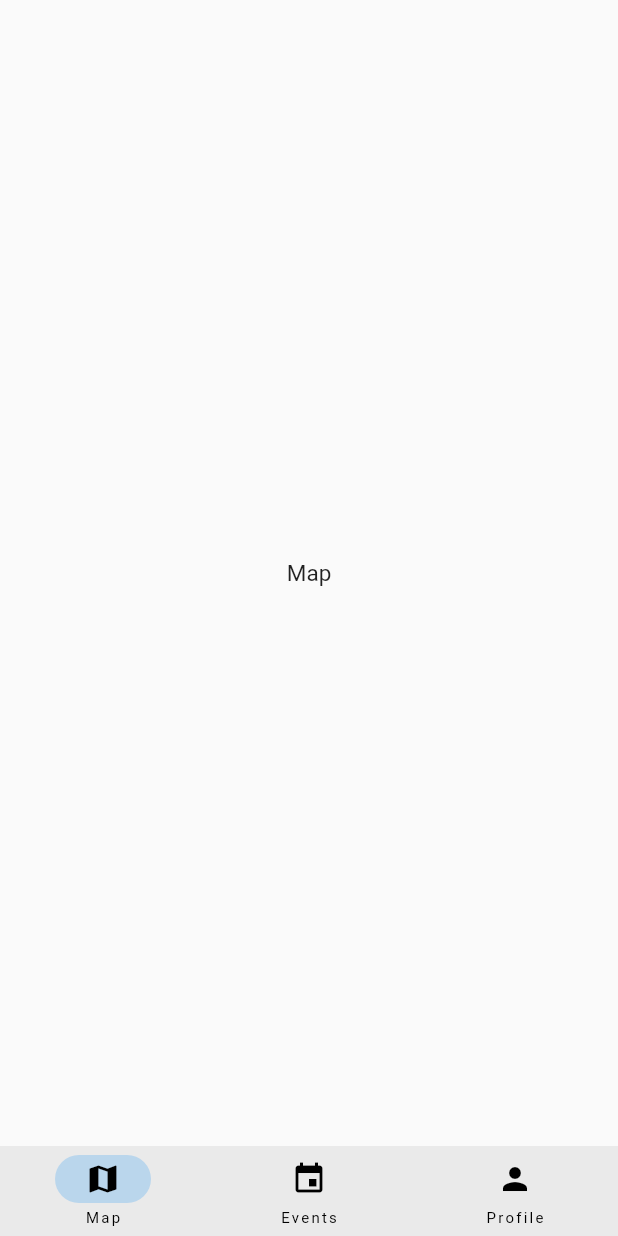
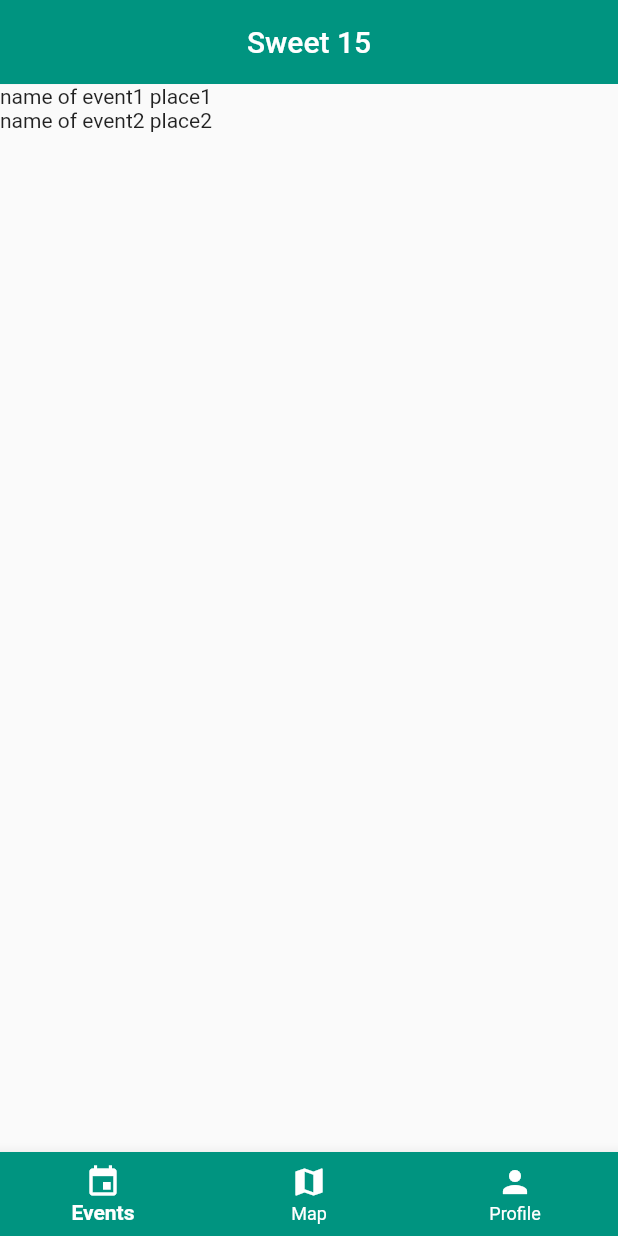
Before and after one commit to Kaldesyvon/sweet-fifteen, a Flutter app: the screen it shows after launch, on a phone screen of 412 x 824 dp. Run offline on Flutter 3.47's test engine with Material 2 defaults, Android fonts, the light colour scheme and no system bars.

Commit message:
refactor navbar + events working

```diff
--- /dev/null
+++ b/sweetfifteen/lib/event.dart
@@ -0,0 +1,24 @@
+import 'package:flutter/material.dart';
+import 'package:sweetfifteen/events.dart';
+
+
+class Event extends StatefulWidget {
+  final String eventName;
+  final String eventPlace;
+
+  const Event({super.key, required this.eventName, required this.eventPlace});
+
+  @override
+  State<StatefulWidget> createState() {
+    return _EventState();
+  }
+}
+
+class _EventState extends State<Event> {
+  _EventState();
+
+  @override
+  Widget build(BuildContext context) {
+    return Text("${widget.eventName} ${widget.eventPlace}");
+  }
+}
--- /dev/null
+++ b/sweetfifteen/lib/events.dart
@@ -0,0 +1,26 @@
+import 'package:flutter/material.dart';
+
+import 'event.dart';
+
+class EventsPage extends StatefulWidget {
+  const EventsPage({super.key});
+
+  @override
+  State<StatefulWidget> createState() {
+    return _EventsPageState();
+  }
+}
+
+class _EventsPageState extends State<EventsPage> {
+  final events = [
+    const Event(eventName: "name of event1", eventPlace: "place1"),
+    const Event(eventName: "name of event2", eventPlace: "place2")
+  ];
+
+  @override
+  Widget build(BuildContext context) {
+    return ListView(
+        children: events
+      );
+  }
+}
--- a/sweetfifteen/lib/main.dart
+++ b/sweetfifteen/lib/main.dart
@@ -1,4 +1,5 @@
 import 'package:flutter/material.dart';
+import 'package:sweetfifteen/events.dart';
 
 void main() {
   runApp(const MainPage());
@@ -16,8 +17,8 @@ class MainPage extends StatefulWidget {
 class _MainPageState extends State<MainPage> {
   int index = 0;
   final pages = [
+    const EventsPage(),
     const Center(child: Text('Map', style: TextStyle(fontSize: 15))),
-    const Center(child: Text('Events', style: TextStyle(fontSize: 15))),
     const Center(child: Text('Profile', style: TextStyle(fontSize: 15)))
   ];
 
@@ -25,18 +26,31 @@ class _MainPageState extends State<MainPage> {
   Widget build(BuildContext context) {
     return MaterialApp(
         home: Scaffold(
+          appBar: AppBar(
+            elevation: 0.1,
+            backgroundColor: const Color.fromRGBO(0, 148, 128, 1.0),
+            title: const Center(child: Text('Sweet 15')),
+          ),
         body: pages[index],
-        bottomNavigationBar: NavigationBar(
-          height: 60,
-          selectedIndex: index,
-          onDestinationSelected: (index) {
+        bottomNavigationBar: BottomNavigationBar(
+          currentIndex: index,
+          type: BottomNavigationBarType.fixed,
+
+          unselectedLabelStyle: const TextStyle(color: Colors.black),
+          unselectedItemColor: Colors.white,
+          selectedLabelStyle: const TextStyle(color: Colors.black, fontWeight: FontWeight.bold),
+          selectedItemColor: Colors.white,
+
+          onTap: (index) {
             setState(() => this.index = index);
           },
-          destinations: const [
-            NavigationDestination
-              (icon: Icon(Icons.map), label: 'Map'),
-            NavigationDestination(icon: Icon(Icons.event), label: 'Events'),
-            NavigationDestination(icon: Icon(Icons.person), label: 'Profile')
+          backgroundColor: const Color.fromRGBO(0, 148, 128, 1.0),
+
+          items: const [
+            BottomNavigationBarItem(icon: Icon(Icons.event, color: Colors.white), label: 'Events'),
+            BottomNavigationBarItem
+              (icon: Icon(Icons.map, color: Colors.white), label: 'Map'),
+            BottomNavigationBarItem(icon: Icon(Icons.person, color: Colors.white), label: 'Profile')
           ],
         ),
       )
```
